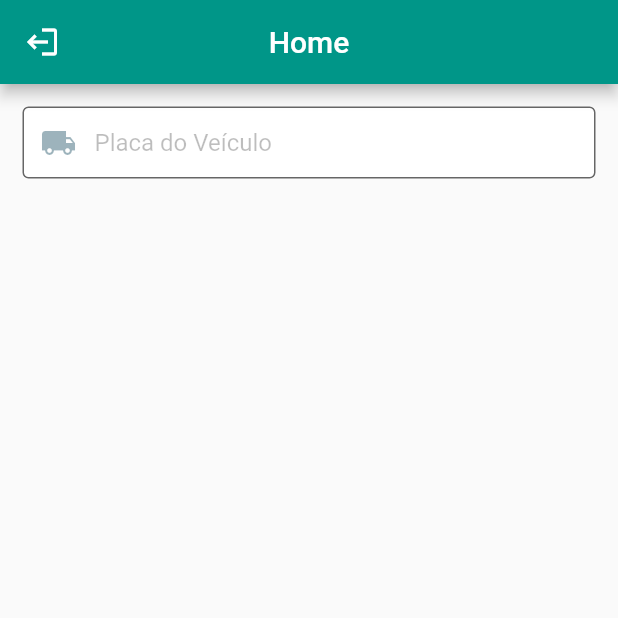
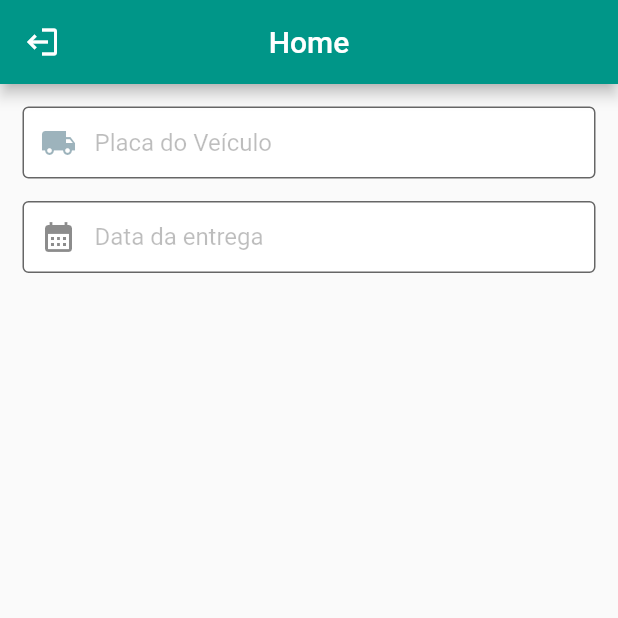
Before and after one commit to guilhermecandido/canhoto_digital, a Flutter app: the HomePage screen opened by its route, on a phone screen of 412 x 824 dp, the top half of it. Run offline on Flutter 3.47's test engine with Material 2 defaults, Android fonts, the phone set to English and light mode, and no system bars; our stand-ins replace mask_text_input_formatter, shared_preferences; accounts and stored records are empty.

Commit message:
DatePicker

```diff
--- a/lib/pages/home_page.dart
+++ b/lib/pages/home_page.dart
@@ -1,9 +1,10 @@
+import 'package:canhoto_digital_faxon_v2/widgets/date_picker.dart';
 import 'package:flutter/material.dart';
-import 'package:flutter/services.dart';
+import 'package:intl/intl.dart';
 import 'package:shared_preferences/shared_preferences.dart';
+import 'dart:ui' as ui;
+import '../widgets/custom_text_form.dart';
 
-import '../widgets/custom_text_form.dart';
-import 'login_page.dart';
 
 class HomePage extends StatefulWidget {
   const HomePage({super.key});
@@ -18,7 +19,6 @@ class _HomePageState extends State<HomePage> {
     await prefs.remove('cpf');
     Navigator.of(context).pushNamedAndRemoveUntil('/login', (_) => true);
   }
-
   @override
   Widget build(BuildContext context) {
     return Scaffold(
@@ -26,9 +26,9 @@ class _HomePageState extends State<HomePage> {
         leading: RotatedBox(
           quarterTurns: 2,
           child: IconButton(
-            icon: const Icon(
+            icon: Icon(
               Icons.logout,
-              textDirection: TextDirection.ltr,
+              textDirection: ui.TextDirection.ltr,
               semanticLabel: 'Logout',
             ),
             onPressed: _logout,
@@ -49,7 +49,12 @@ class _HomePageState extends State<HomePage> {
                 color: Color(0x660b4257),
               ),
             ),
-          ],
+            const SizedBox(height: 15),
+            DatePickerForm(
+              hintText: 'Data da entrega',
+              prefixicon: Icon(Icons.calendar_month),
+            ),
+          ]
         ),
       ),
     );
--- /dev/null
+++ b/lib/widgets/date_picker.dart
@@ -0,0 +1,39 @@
+import 'package:flutter/material.dart';
+import 'package:intl/intl.dart';
+
+class DatePickerForm extends StatelessWidget {
+  final String hintText;
+  final Widget prefixicon;
+  const DatePickerForm({super.key, required this.hintText, required this.prefixicon});
+
+
+  @override
+  Widget build(BuildContext context) {
+    TextEditingController _date = TextEditingController();
+    return TextField(
+      controller: _date,
+      decoration: InputDecoration(
+        filled: true,
+        fillColor: Colors.white,
+        border: const OutlineInputBorder(),
+        contentPadding: const EdgeInsets.only(top: 14),
+        hintText: hintText,
+        hintStyle: const TextStyle(
+          color: Colors.black26,
+        ),
+        prefixIcon: prefixicon,
+      ),
+      onTap: () async {
+        DateTime? pickeddate = await showDatePicker(
+          context: context,
+          initialDate: DateTime.now(),
+          firstDate: DateTime(2000),
+          lastDate: DateTime(2100),
+        );
+        if(pickeddate != null) {
+            _date.text = DateFormat('dd/MM/yyyy').format(pickeddate);
+        }
+      },
+    );
+  }
+}
```
